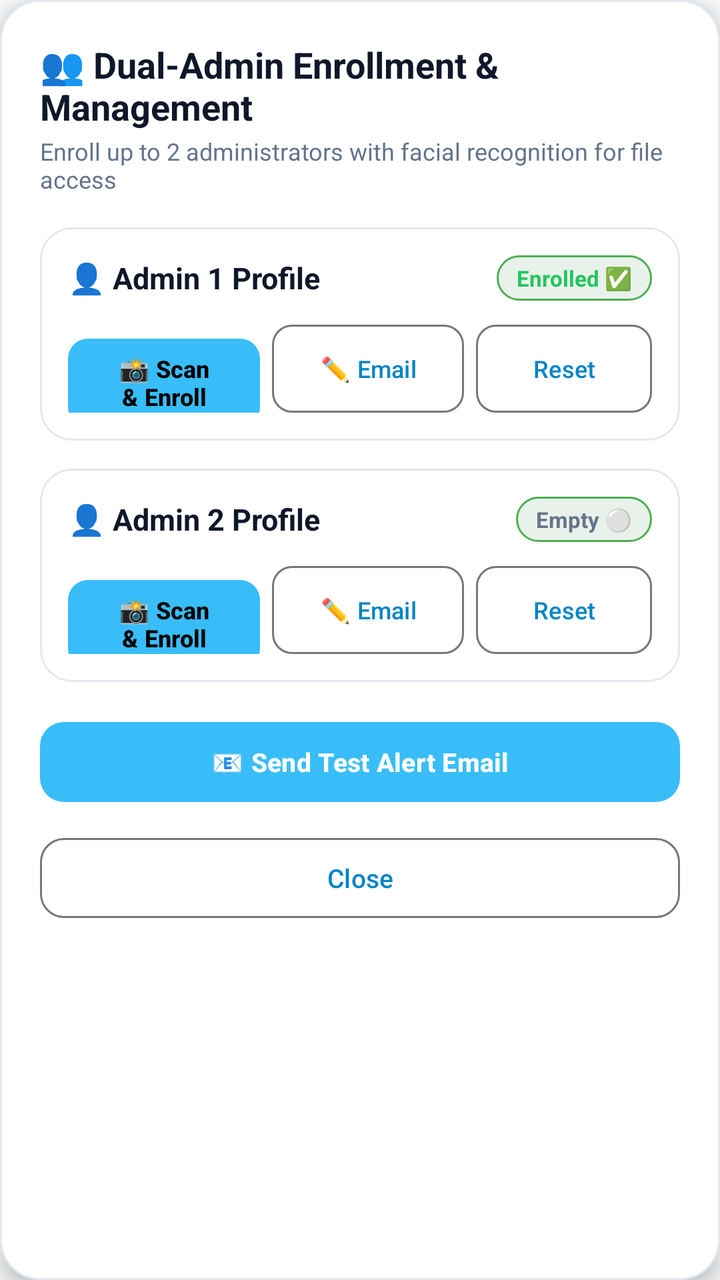
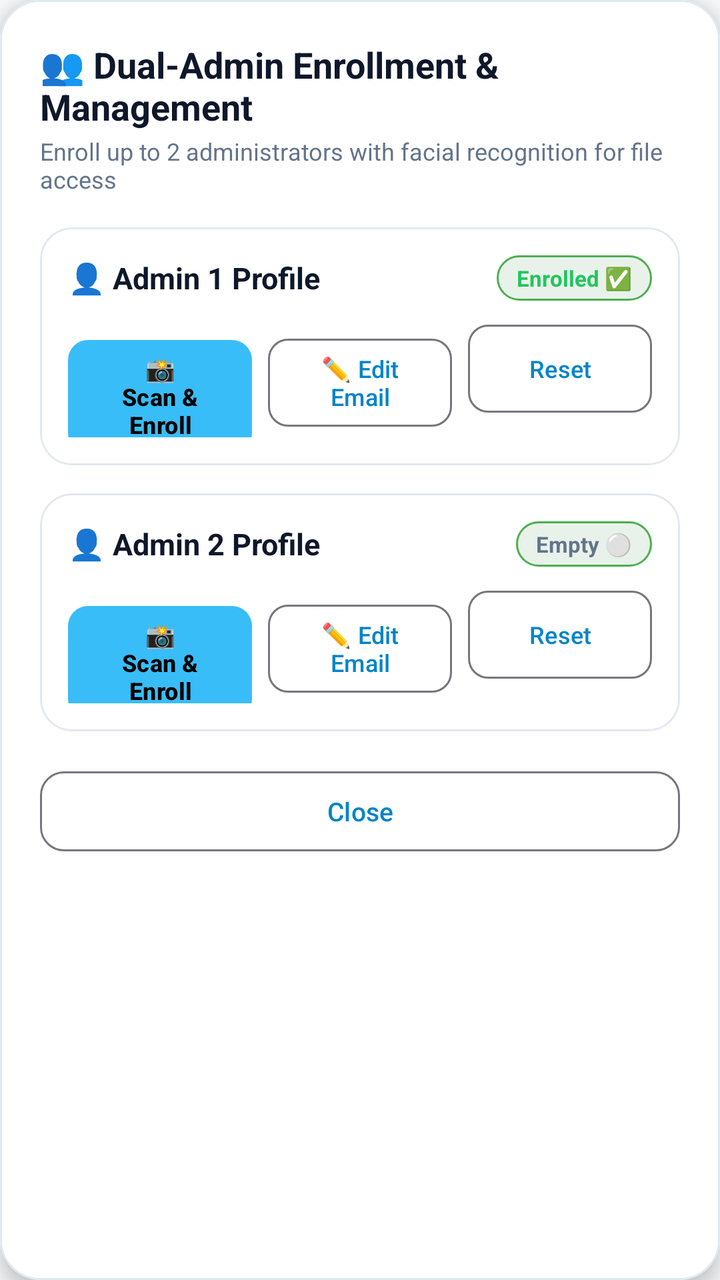

Screens rendered from an Android XML layout before and after an edit, with the pre-edit source and the edit as a unified diff.
<!-- AndroidManifest.xml: application theme Theme.HoneyfileSecurity -->
<!-- res/layout/dialog_admin_management.xml -->
<?xml version="1.0" encoding="utf-8"?>
<com.google.android.material.card.MaterialCardView xmlns:android="http://schemas.android.com/apk/res/android"
    xmlns:app="http://schemas.android.com/apk/res-auto"
    android:layout_width="match_parent"
    android:layout_height="wrap_content"
    android:layout_margin="16dp"
    app:cardBackgroundColor="?attr/appCardColor"
    app:cardCornerRadius="20dp"
    app:cardElevation="6dp"
    app:strokeColor="?attr/appCardStrokeColor"
    app:strokeWidth="1dp">

    <LinearLayout
        android:layout_width="match_parent"
        android:layout_height="wrap_content"
        android:orientation="vertical"
        android:padding="20dp">

        <TextView
            android:layout_width="wrap_content"
            android:layout_height="wrap_content"
            android:text="👥 Dual-Admin Enrollment &amp; Management"
            android:textColor="?attr/appTextColorPrimary"
            android:textSize="18sp"
            android:textStyle="bold" />

        <TextView
            android:layout_width="wrap_content"
            android:layout_height="wrap_content"
            android:text="Enroll up to 2 administrators with facial recognition for file access"
            android:textColor="?attr/appTextColorSecondary"
            android:textSize="12sp"
            android:layout_marginTop="2dp"
            android:layout_marginBottom="16dp" />

        
        <com.google.android.material.card.MaterialCardView
            android:layout_width="match_parent"
            android:layout_height="wrap_content"
            android:layout_marginBottom="14dp"
            app:cardBackgroundColor="?attr/appCardColor"
            app:cardCornerRadius="16dp"
            app:cardElevation="0dp"
            app:strokeColor="?attr/appCardStrokeColor"
            app:strokeWidth="1dp">

            <LinearLayout
                android:layout_width="match_parent"
                android:layout_height="wrap_content"
                android:orientation="vertical"
                android:padding="14dp">

                <LinearLayout
                    android:layout_width="match_parent"
                    android:layout_height="wrap_content"
                    android:orientation="horizontal"
                    android:gravity="center_vertical">

                    <LinearLayout
                        android:layout_width="0dp"
                        android:layout_height="wrap_content"
                        android:layout_weight="1"
                        android:orientation="vertical">

                        <TextView
                            android:layout_width="wrap_content"
                            android:layout_height="wrap_content"
                            android:text="👤 Admin 1 Profile"
                            android:textColor="?attr/appTextColorPrimary"
                            android:textSize="15sp"
                            android:textStyle="bold" />

                        <TextView
                            android:id="@+id/tvAdmin1Email"
                            android:layout_width="wrap_content"
                            android:layout_height="wrap_content"
                            android:text="📧 No email registered"
                            android:textColor="?attr/appTextColorSecondary"
                            android:textSize="11sp"
                            android:visibility="gone"
                            android:ellipsize="end"
                            android:maxLines="1"
                            android:layout_marginTop="2dp" />

                    </LinearLayout>

                    <TextView
                        android:id="@+id/tvAdmin1Status"
                        android:layout_width="wrap_content"
                        android:layout_height="wrap_content"
                        android:text="Enrolled ✅"
                        android:textColor="@color/success_green"
                        android:textSize="11sp"
                        android:textStyle="bold"
                        android:paddingHorizontal="10dp"
                        android:paddingVertical="4dp"
                        android:background="@drawable/badge_rounded_green" />

                </LinearLayout>

                <LinearLayout
                    android:layout_width="match_parent"
                    android:layout_height="wrap_content"
                    android:orientation="horizontal"
                    android:layout_marginTop="12dp">

                    <com.google.android.material.button.MaterialButton
                        android:id="@+id/btnEnrollAdmin1"
                        android:layout_width="0dp"
                        android:layout_height="wrap_content"
                        android:minHeight="44dp"
                        android:layout_weight="1"
                        android:text="📸 Scan &amp; Enroll"
                        android:textColor="@color/black"
                        android:textSize="12sp"
                        android:textStyle="bold"
                        android:insetTop="0dp"
                        android:insetBottom="0dp"
                        app:backgroundTint="@color/primary_accent"
                        app:cornerRadius="10dp" />

                    <com.google.android.material.button.MaterialButton
                        android:id="@+id/btnEditEmailAdmin1"
                        style="@style/Widget.Material3.Button.OutlinedButton"
                        android:layout_width="wrap_content"
                        android:layout_height="wrap_content"
                        android:minHeight="44dp"
                        android:layout_marginStart="6dp"
                        android:text="✏️ Email"
                        android:textSize="12sp"
                        android:insetTop="0dp"
                        android:insetBottom="0dp"
                        app:cornerRadius="10dp" />

                    <com.google.android.material.button.MaterialButton
                        android:id="@+id/btnClearAdmin1"
                        style="@style/Widget.Material3.Button.OutlinedButton"
                        android:layout_width="wrap_content"
                        android:layout_height="wrap_content"
                        android:minHeight="44dp"
                        android:layout_marginStart="6dp"
                        android:text="Reset"
                        android:textSize="12sp"
                        android:insetTop="0dp"
                        android:insetBottom="0dp"
                        app:cornerRadius="10dp" />

                </LinearLayout>

            </LinearLayout>
        </com.google.android.material.card.MaterialCardView>

        
        <com.google.android.material.card.MaterialCardView
            android:layout_width="match_parent"
            android:layout_height="wrap_content"
            android:layout_marginBottom="16dp"
            app:cardBackgroundColor="?attr/appCardColor"
            app:cardCornerRadius="16dp"
            app:cardElevation="0dp"
            app:strokeColor="?attr/appCardStrokeColor"
            app:strokeWidth="1dp">

            <LinearLayout
                android:layout_width="match_parent"
                android:layout_height="wrap_content"
                android:orientation="vertical"
                android:padding="14dp">

                <LinearLayout
                    android:layout_width="match_parent"
                    android:layout_height="wrap_content"
                    android:orientation="horizontal"
                    android:gravity="center_vertical">

                    <LinearLayout
                        android:layout_width="0dp"
                        android:layout_height="wrap_content"
                        android:layout_weight="1"
                        android:orientation="vertical">

                        <TextView
                            android:layout_width="wrap_content"
                            android:layout_height="wrap_content"
                            android:text="👤 Admin 2 Profile"
                            android:textColor="?attr/appTextColorPrimary"
                            android:textSize="15sp"
                            android:textStyle="bold" />

                        <TextView
                            android:id="@+id/tvAdmin2Email"
                            android:layout_width="wrap_content"
                            android:layout_height="wrap_content"
                            android:text="📧 No email registered"
                            android:textColor="?attr/appTextColorSecondary"
                            android:textSize="11sp"
                            android:visibility="gone"
                            android:ellipsize="end"
                            android:maxLines="1"
                            android:layout_marginTop="2dp" />

                    </LinearLayout>

                    <TextView
                        android:id="@+id/tvAdmin2Status"
                        android:layout_width="wrap_content"
                        android:layout_height="wrap_content"
                        android:text="Empty ⚪"
                        android:textColor="?attr/appTextColorSecondary"
                        android:textSize="11sp"
                        android:textStyle="bold"
                        android:paddingHorizontal="10dp"
                        android:paddingVertical="4dp"
                        android:background="@drawable/badge_rounded_green" />

                </LinearLayout>

                <LinearLayout
                    android:layout_width="match_parent"
                    android:layout_height="wrap_content"
                    android:orientation="horizontal"
                    android:layout_marginTop="12dp">

                    <com.google.android.material.button.MaterialButton
                        android:id="@+id/btnEnrollAdmin2"
                        android:layout_width="0dp"
                        android:layout_height="wrap_content"
                        android:minHeight="44dp"
                        android:layout_weight="1"
                        android:text="📸 Scan &amp; Enroll"
                        android:textColor="@color/black"
                        android:textSize="12sp"
                        android:textStyle="bold"
                        android:insetTop="0dp"
                        android:insetBottom="0dp"
                        app:backgroundTint="@color/primary_accent"
                        app:cornerRadius="10dp" />

                    <com.google.android.material.button.MaterialButton
                        android:id="@+id/btnEditEmailAdmin2"
                        style="@style/Widget.Material3.Button.OutlinedButton"
                        android:layout_width="wrap_content"
                        android:layout_height="wrap_content"
                        android:minHeight="44dp"
                        android:layout_marginStart="6dp"
                        android:text="✏️ Email"
                        android:textSize="12sp"
                        android:insetTop="0dp"
                        android:insetBottom="0dp"
                        app:cornerRadius="10dp" />

                    <com.google.android.material.button.MaterialButton
                        android:id="@+id/btnClearAdmin2"
                        style="@style/Widget.Material3.Button.OutlinedButton"
                        android:layout_width="wrap_content"
                        android:layout_height="wrap_content"
                        android:minHeight="44dp"
                        android:layout_marginStart="6dp"
                        android:text="Reset"
                        android:textSize="12sp"
                        android:insetTop="0dp"
                        android:insetBottom="0dp"
                        app:cornerRadius="10dp" />

                </LinearLayout>

            </LinearLayout>
        </com.google.android.material.card.MaterialCardView>

        
        <com.google.android.material.button.MaterialButton
            android:id="@+id/btnTestEmailAlert"
            android:layout_width="match_parent"
            android:layout_height="48dp"
            android:text="📧 Send Test Alert Email"
            android:textColor="@color/white"
            android:textSize="13sp"
            android:textStyle="bold"
            app:backgroundTint="@color/primary_accent"
            app:cornerRadius="12dp"
            android:layout_marginBottom="10dp" />

        
        <com.google.android.material.button.MaterialButton
            android:id="@+id/btnCloseAdminMgmt"
            style="@style/Widget.Material3.Button.OutlinedButton"
            android:layout_width="match_parent"
            android:layout_height="48dp"
            android:text="Close"
            android:textSize="13sp"
            app:cornerRadius="12dp" />

    </LinearLayout>

</com.google.android.material.card.MaterialCardView>
<!-- resources referenced by this layout -->
<resources>
  <color name="black">#FF000000</color>
  <color name="primary_accent">#38BDF8</color>
  <color name="success_green">#22C55E</color>
  <color name="white">#FFFFFFFF</color>
  <!-- drawable badge_rounded_green (drawable) -->
  <?xml version="1.0" encoding="utf-8"?>
  <shape xmlns:android="http://schemas.android.com/apk/res/android"
      android:shape="rectangle">
      <solid android:color="#1A2E7D32" />
      <corners android:radius="20dp" />
      <stroke
          android:width="1dp"
          android:color="#4CAF50" />
  </shape>
  <style name="Theme.HoneyfileSecurity" parent="Theme.Material3.DayNight.NoActionBar">
          <item name="colorPrimary">@color/primary_accent_light</item>
          <item name="colorOnPrimary">@color/white</item>
          <item name="colorSecondary">@color/teal_700</item>
          <item name="android:statusBarColor">@color/light_bg</item>
          <item name="android:windowBackground">@color/light_bg</item>
  
          
          <item name="appBackgroundColor">@color/light_bg</item>
          <item name="appCardColor">@color/light_card_bg</item>
          <item name="appCardStrokeColor">@color/light_card_stroke</item>
          <item name="appTextColorPrimary">@color/light_text_primary</item>
          <item name="appTextColorSecondary">@color/light_text_secondary</item>
      </style>
  <color name="primary_accent_light">#0284C7</color>
  <color name="teal_700">#FF018786</color>
  <color name="light_bg">#F8FAFC</color>
  <color name="light_card_bg">#FFFFFF</color>
  <color name="light_card_stroke">#E2E8F0</color>
  <color name="light_text_primary">#0F172A</color>
  <color name="light_text_secondary">#64748B</color>
</resources>

<!-- the commit's change to res/layout/dialog_admin_management.xml (unified diff, before → after) -->
@@ -122,11 +122,12 @@
                     <com.google.android.material.button.MaterialButton
                         android:id="@+id/btnEditEmailAdmin1"
                         style="@style/Widget.Material3.Button.OutlinedButton"
-                        android:layout_width="wrap_content"
-                        android:layout_height="wrap_content"
-                        android:minHeight="44dp"
-                        android:layout_marginStart="6dp"
-                        android:text="✏️ Email"
+                        android:layout_width="0dp"
+                        android:layout_height="wrap_content"
+                        android:minHeight="44dp"
+                        android:layout_weight="1"
+                        android:layout_marginStart="8dp"
+                        android:text="✏️ Edit Email"
                         android:textSize="12sp"
                         android:insetTop="0dp"
                         android:insetBottom="0dp"
@@ -135,10 +136,11 @@
                     <com.google.android.material.button.MaterialButton
                         android:id="@+id/btnClearAdmin1"
                         style="@style/Widget.Material3.Button.OutlinedButton"
-                        android:layout_width="wrap_content"
-                        android:layout_height="wrap_content"
-                        android:minHeight="44dp"
-                        android:layout_marginStart="6dp"
+                        android:layout_width="0dp"
+                        android:layout_height="wrap_content"
+                        android:minHeight="44dp"
+                        android:layout_weight="1"
+                        android:layout_marginStart="8dp"
                         android:text="Reset"
                         android:textSize="12sp"
                         android:insetTop="0dp"
@@ -239,11 +241,12 @@
                     <com.google.android.material.button.MaterialButton
                         android:id="@+id/btnEditEmailAdmin2"
                         style="@style/Widget.Material3.Button.OutlinedButton"
-                        android:layout_width="wrap_content"
-                        android:layout_height="wrap_content"
-                        android:minHeight="44dp"
-                        android:layout_marginStart="6dp"
-                        android:text="✏️ Email"
+                        android:layout_width="0dp"
+                        android:layout_height="wrap_content"
+                        android:minHeight="44dp"
+                        android:layout_weight="1"
+                        android:layout_marginStart="8dp"
+                        android:text="✏️ Edit Email"
                         android:textSize="12sp"
                         android:insetTop="0dp"
                         android:insetBottom="0dp"
@@ -252,10 +255,11 @@
                     <com.google.android.material.button.MaterialButton
                         android:id="@+id/btnClearAdmin2"
                         style="@style/Widget.Material3.Button.OutlinedButton"
-                        android:layout_width="wrap_content"
-                        android:layout_height="wrap_content"
-                        android:minHeight="44dp"
-                        android:layout_marginStart="6dp"
+                        android:layout_width="0dp"
+                        android:layout_height="wrap_content"
+                        android:minHeight="44dp"
+                        android:layout_weight="1"
+                        android:layout_marginStart="8dp"
                         android:text="Reset"
                         android:textSize="12sp"
                         android:insetTop="0dp"
@@ -266,19 +270,6 @@
 
             </LinearLayout>
         </com.google.android.material.card.MaterialCardView>
-
-        
-        <com.google.android.material.button.MaterialButton
-            android:id="@+id/btnTestEmailAlert"
-            android:layout_width="match_parent"
-            android:layout_height="48dp"
-            android:text="📧 Send Test Alert Email"
-            android:textColor="@color/white"
-            android:textSize="13sp"
-            android:textStyle="bold"
-            app:backgroundTint="@color/primary_accent"
-            app:cornerRadius="12dp"
-            android:layout_marginBottom="10dp" />
 
         
         <com.google.android.material.button.MaterialButton
<!-- resource entries referenced after the edit -->
@@ -3,7 +3,6 @@
   <color name="black">#FF000000</color>
   <color name="primary_accent">#38BDF8</color>
   <color name="success_green">#22C55E</color>
-  <color name="white">#FFFFFFFF</color>
   <!-- drawable badge_rounded_green (drawable) -->
   <?xml version="1.0" encoding="utf-8"?>
   <shape xmlns:android="http://schemas.android.com/apk/res/android"
@@ -29,6 +28,7 @@
           <item name="appTextColorSecondary">@color/light_text_secondary</item>
       </style>
   <color name="primary_accent_light">#0284C7</color>
+  <color name="white">#FFFFFFFF</color>
   <color name="teal_700">#FF018786</color>
   <color name="light_bg">#F8FAFC</color>
   <color name="light_card_bg">#FFFFFF</color>
